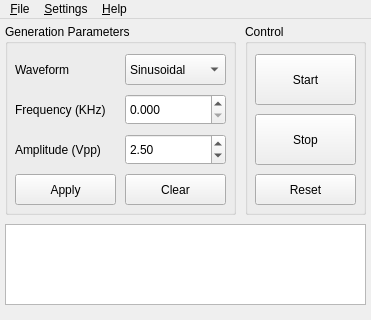
Old version of the form src/mainwindow.ui in the repository bloguetronica/gf1-gui.
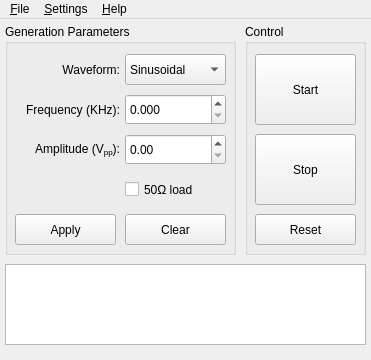
New version of the form. Icons and pictures are not drawn.

What changed in the file:
```diff
--- a/src/mainwindow.ui
+++ b/src/mainwindow.ui
@@ -7,19 +7,19 @@
     <x>0</x>
     <y>0</y>
     <width>371</width>
-    <height>320</height>
+    <height>360</height>
    </rect>
   </property>
   <property name="minimumSize">
    <size>
     <width>371</width>
-    <height>320</height>
+    <height>360</height>
    </size>
   </property>
   <property name="maximumSize">
    <size>
     <width>371</width>
-    <height>320</height>
+    <height>360</height>
    </size>
   </property>
   <property name="windowTitle">
@@ -44,17 +44,16 @@
     <property name="geometry">
      <rect>
       <x>5</x>
-      <y>205</y>
+      <y>245</y>
       <width>361</width>
       <height>81</height>
      </rect>
     </property>
-    <property name="html">
-     <string>&lt;!DOCTYPE HTML PUBLIC &quot;-//W3C//DTD HTML 4.0//EN&quot; &quot;http://www.w3.org/TR/REC-html40/strict.dtd&quot;&gt;
-&lt;html&gt;&lt;head&gt;&lt;meta name=&quot;qrichtext&quot; content=&quot;1&quot; /&gt;&lt;style type=&quot;text/css&quot;&gt;
-p, li { white-space: pre-wrap; }
-&lt;/style&gt;&lt;/head&gt;&lt;body style=&quot; font-family:'Noto Sans'; font-size:10pt; font-weight:400; font-style:normal;&quot;&gt;
-&lt;p style=&quot;-qt-paragraph-type:empty; margin-top:0px; margin-bottom:0px; margin-left:0px; margin-right:0px; -qt-block-indent:0; text-indent:0px;&quot;&gt;&lt;br /&gt;&lt;/p&gt;&lt;/body&gt;&lt;/html&gt;</string>
+    <property name="font">
+     <font>
+      <family>Monospace</family>
+      <pointsize>9</pointsize>
+     </font>
     </property>
    </widget>
    <widget class="QGroupBox" name="groupBoxGenParams">
@@ -63,7 +62,7 @@
       <x>5</x>
       <y>5</y>
       <width>231</width>
-      <height>191</height>
+      <height>231</height>
      </rect>
     </property>
     <property name="title">
@@ -127,36 +126,39 @@
       <double>0.100000000000000</double>
      </property>
      <property name="value">
-      <double>2.500000000000000</double>
+      <double>0.000000000000000</double>
      </property>
     </widget>
     <widget class="QLabel" name="labelWave">
      <property name="geometry">
       <rect>
        <x>10</x>
-       <y>28</y>
-       <width>101</width>
-       <height>35</height>
+       <y>37</y>
+       <width>105</width>
+       <height>17</height>
       </rect>
      </property>
      <property name="text">
-      <string>Waveform</string>
+      <string>Waveform:</string>
      </property>
-     <property name="wordWrap">
-      <bool>true</bool>
+     <property name="alignment">
+      <set>Qt::AlignRight|Qt::AlignTrailing|Qt::AlignVCenter</set>
      </property>
     </widget>
     <widget class="QLabel" name="labelFreq">
      <property name="geometry">
       <rect>
        <x>10</x>
-       <y>68</y>
-       <width>101</width>
-       <height>35</height>
+       <y>69</y>
+       <width>105</width>
+       <height>33</height>
       </rect>
      </property>
      <property name="text">
-      <string>Frequency (KHz)</string>
+      <string>Frequency (KHz):</string>
+     </property>
+     <property name="alignment">
+      <set>Qt::AlignRight|Qt::AlignTrailing|Qt::AlignVCenter</set>
      </property>
      <property name="wordWrap">
       <bool>true</bool>
@@ -166,13 +168,16 @@
      <property name="geometry">
       <rect>
        <x>10</x>
-       <y>108</y>
-       <width>101</width>
-       <height>35</height>
+       <y>107</y>
+       <width>105</width>
+       <height>37</height>
       </rect>
      </property>
      <property name="text">
-      <string>Amplitude (Vpp)</string>
+      <string>Amplitude (V&lt;sub&gt;pp&lt;/sub&gt;):</string>
+     </property>
+     <property name="alignment">
+      <set>Qt::AlignRight|Qt::AlignTrailing|Qt::AlignVCenter</set>
      </property>
      <property name="wordWrap">
       <bool>true</bool>
@@ -182,7 +187,7 @@
      <property name="geometry">
       <rect>
        <x>120</x>
-       <y>150</y>
+       <y>190</y>
        <width>101</width>
        <height>31</height>
       </rect>
@@ -195,7 +200,7 @@
      <property name="geometry">
       <rect>
        <x>10</x>
-       <y>150</y>
+       <y>190</y>
        <width>101</width>
        <height>31</height>
       </rect>
@@ -204,6 +209,19 @@
       <string>Apply</string>
      </property>
     </widget>
+    <widget class="QCheckBox" name="checkBoxZload">
+     <property name="geometry">
+      <rect>
+       <x>120</x>
+       <y>155</y>
+       <width>101</width>
+       <height>21</height>
+      </rect>
+     </property>
+     <property name="text">
+      <string>50Ω load</string>
+     </property>
+    </widget>
    </widget>
    <widget class="QGroupBox" name="groupBoxControl">
     <property name="geometry">
@@ -211,7 +229,7 @@
       <x>245</x>
       <y>5</y>
       <width>121</width>
-      <height>191</height>
+      <height>231</height>
      </rect>
     </property>
     <property name="title">
@@ -223,7 +241,7 @@
        <x>10</x>
        <y>30</y>
        <width>101</width>
-       <height>51</height>
+       <height>71</height>
       </rect>
      </property>
      <property name="text">
@@ -234,9 +252,9 @@
      <property name="geometry">
       <rect>
        <x>10</x>
-       <y>90</y>
+       <y>110</y>
        <width>101</width>
-       <height>51</height>
+       <height>71</height>
       </rect>
      </property>
      <property name="text">
@@ -247,7 +265,7 @@
      <property name="geometry">
       <rect>
        <x>10</x>
-       <y>150</y>
+       <y>190</y>
        <width>101</width>
        <height>31</height>
       </rect>
```
Left out of the diff: 11 changed lines with no effect on the pictures.
